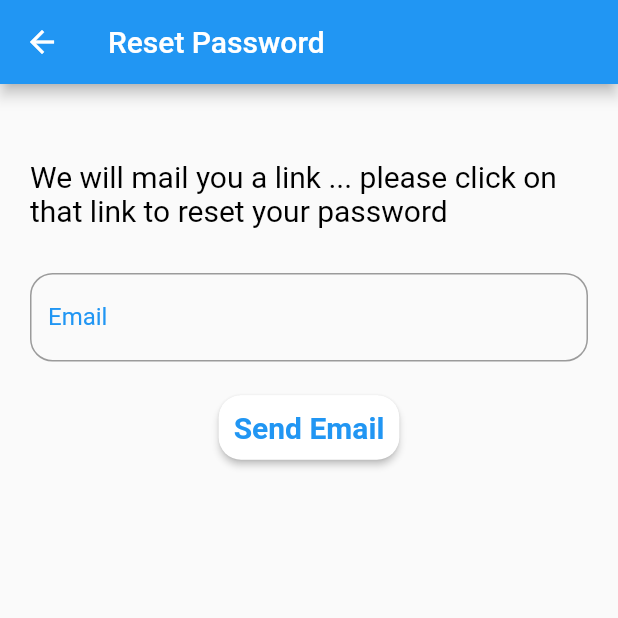
After one commit to Cathycheng0320/SDD-personal-care, a Flutter app: the screen it shows after launch, after a tap on "forgot password", on a phone screen of 412 x 824 dp, the top half of it. The commit adds this screen. Run offline on Flutter 3.47's test engine with Material 2 defaults, Android fonts, the phone set to English and light mode, and no system bars; our stand-ins replace cached_network_image, cloud_firestore, firebase_auth, firebase_core, firebase_storage, flutter_form_builder and 3 more; missing offline and left inert: firebase_helpers; accounts and stored records are empty.

Commit message:
resetpassword

```diff
--- a/lib/main.dart
+++ b/lib/main.dart
@@ -1,11 +1,14 @@
 import 'package:firebase_auth/firebase_auth.dart';
 import 'package:firebase_core/firebase_core.dart';
 import 'package:flutter/material.dart';
+import 'package:personal_care/controller/event_firestore_service.dart';
 import 'package:personal_care/screen/aboutpage_screen.dart';
 import 'package:personal_care/screen/addeventpage_screen.dart';
+import 'package:personal_care/screen/event_details.dart';
 import 'package:personal_care/screen/home_screen.dart';
 import 'package:personal_care/screen/question_screen.dart';
 import 'package:personal_care/screen/questionhome_screen.dart';
+import 'package:personal_care/screen/reset_password_screen.dart';
 import 'package:personal_care/screen/signin_screen.dart';
 import 'package:personal_care/screen/signup_screen.dart';
 
@@ -28,6 +31,8 @@ class PersonalCareApp extends StatelessWidget {
         AboutPageScreen.routeName: (context) => AboutPageScreen(),
         QuestionFormScreen.routeName: (context) => QuestionFormScreen(),
         QuestionHomeScreen.routeName: (context) => QuestionHomeScreen(),
+        ResetPasswordScreen.routeName: (context) => ResetPasswordScreen(),
+        // EventDetails.routeName: (context) => EventDetails(),
       },
     );
   }
--- a/lib/screen/home_screen.dart
+++ b/lib/screen/home_screen.dart
@@ -9,6 +9,7 @@ import 'package:personal_care/model/app_event.dart';
 import 'package:personal_care/model/personalcare.dart';
 import 'package:personal_care/screen/aboutpage_screen.dart';
 import 'package:personal_care/screen/addeventpage_screen.dart';
+import 'package:personal_care/screen/event_details.dart';
 import 'package:personal_care/screen/questionhome_screen.dart';
 import 'package:personal_care/screen/signin_screen.dart';
 import 'package:table_calendar/table_calendar.dart';
@@ -101,6 +102,8 @@ class _HomeState extends State<HomeScreen> {
                         AppEvent event = events[index];
                         return ListTile(title: Text(event.title),
                         subtitle: Text(DateFormat("EEEE, dd MMMM, yyyy").format(event.date)),
+                        // onTap: () => Navigator.pushNamed(context, EventDetails.routeName,
+                        // arguments: event),
                         );
                       });
                 }
--- /dev/null
+++ b/lib/screen/reset_password_screen.dart
@@ -0,0 +1,92 @@
+import 'package:firebase_auth/firebase_auth.dart';
+import 'package:flutter/material.dart';
+
+class ResetPasswordScreen extends StatefulWidget {
+  static const routeName = '/signInScreen/resetPasswordScreen';
+
+  @override
+  State<StatefulWidget> createState() {
+    return _ResetPasswordState();
+  }
+}
+
+class _ResetPasswordState extends State<ResetPasswordScreen> {
+  String email = '';
+  var formKey = GlobalKey<FormState>();
+  @override
+  Widget build(BuildContext context) {
+    return Scaffold(
+      appBar: AppBar(
+        title: Text('Reset Password'),
+      ),
+      body: Center(
+        child: Padding(
+          padding: EdgeInsets.only(top: 50.0, left: 20.0, right: 20.0),
+          child: Form(
+            key: formKey,
+            child: Column(
+              children: <Widget>[
+                Text(
+                  'We will mail you a link ... please click on that link to reset your password',
+                  style: TextStyle(color: Colors.black, fontSize: 20.0),
+                ),
+                Theme(
+                  data: ThemeData(hintColor: Colors.blue),
+                  child: Padding(
+                    padding: EdgeInsets.only(top: 30),
+                    child: TextFormField(
+                      validator: (value) {
+                        if (value.isEmpty) {
+                          return 'please enter your email';
+                        } else {
+                          email = value;
+                        }
+                        return null;
+                      },
+                      style: TextStyle(color: Colors.black),
+                      decoration: InputDecoration(
+                        labelText: 'Email',
+                        border: OutlineInputBorder(
+                            borderRadius: BorderRadius.circular(15),
+                            borderSide:
+                                BorderSide(color: Colors.amber, width: 1)),
+                        disabledBorder: OutlineInputBorder(
+                            borderRadius: BorderRadius.circular(15),
+                            borderSide:
+                                BorderSide(color: Colors.amber, width: 1)),
+                      ),
+                    ),
+                  ),
+                ),
+                Padding(
+                  padding: EdgeInsets.only(top: 20.0, left: 30.0, right: 30.0),
+                  child: RaisedButton(
+                    onPressed: () {
+                      if (formKey.currentState.validate()) {
+                        FirebaseAuth.instance
+                            .sendPasswordResetEmail(email: email)
+                            .then((value) => print('Check your mails'));
+                      }
+                    },
+                    shape: RoundedRectangleBorder(
+                      borderRadius: BorderRadius.circular(15),
+                    ),
+                    color: Colors.white,
+                    child: Text(
+                      'Send Email',
+                      style: TextStyle(
+                          color: Colors.blue,
+                          fontWeight: FontWeight.bold,
+                          fontSize: 20.0),
+                    ),
+                    padding: EdgeInsets.all(10.0),
+                  ),
+                ),
+              ],
+            ),
+          ),
+        ),
+      ),
+    );
+  }
+}
--- a/lib/screen/signin_screen.dart
+++ b/lib/screen/signin_screen.dart
@@ -4,6 +4,7 @@ import 'package:personal_care/controller/Authentication.dart';
 import 'package:personal_care/controller/firebasecontrollor.dart';
 import 'package:personal_care/screen/home_screen.dart';
 import 'package:personal_care/screen/myview/mydialog.dart';
+import 'package:personal_care/screen/reset_password_screen.dart';
 import 'package:personal_care/screen/signup_screen.dart';
 
 class SignInScreen extends StatefulWidget {
@@ -119,6 +120,13 @@ class _SignInState extends State<SignInScreen> {
                 height: 30.0,
               ),
               FlatButton(
+                  onPressed: con.forgotPassword,
+                  child: Text(
+                    'forgot password',
+                    style: TextStyle(fontSize: 15.0),
+                  ),
+                ),
+              FlatButton(
                 onPressed: con.signUp,
                 child: Text(
                   'No account yet? Sign Up',
@@ -138,6 +146,10 @@ class _Controller {
   _Controller(this.state);
   String email;
   String password;
+
+    void forgotPassword() {
+    Navigator.pushNamed(state.context, ResetPasswordScreen.routeName);
+  }
 
   void signUp() async {
     Navigator.pushNamed(state.context, SignUpScreen.routeName);
```
Also changed, not shown: lib/screen/event_details.dart (added, +35 -0 lines).
